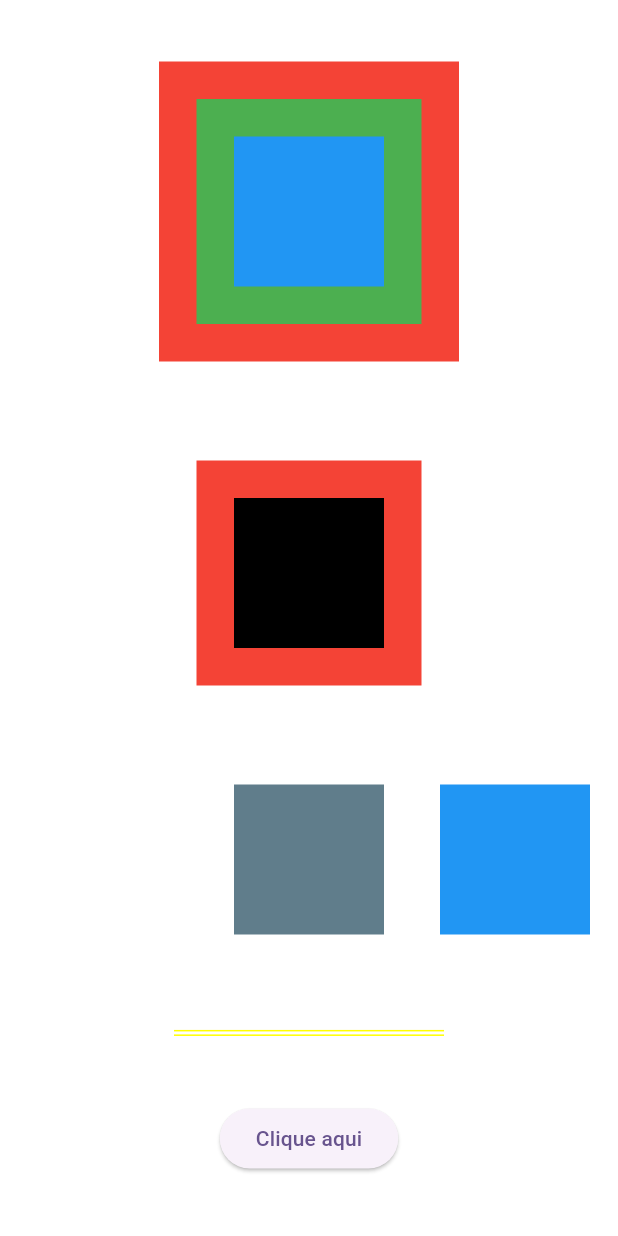
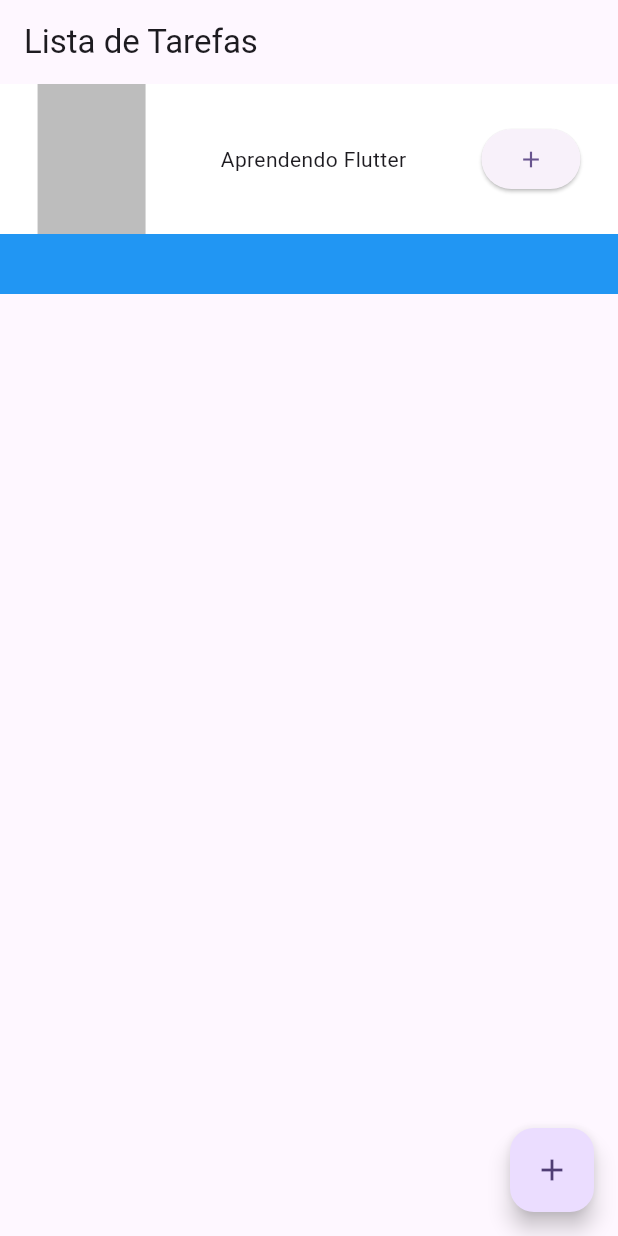
Before and after one commit to DanielBrown1998/lista_tarefas_alura_2025, a Flutter app: the screen it shows after launch, on a phone screen of 412 x 824 dp. Run offline on Flutter 3.47's test engine with Material 3 defaults, Android fonts, the phone set to English and light mode, and no system bars.

Commit message:
Refactor main.dart to update app title and redesign UI with a new layout for task list

```diff
--- a/lib/main.dart
+++ b/lib/main.dart
@@ -10,98 +10,50 @@ class MyApp extends StatelessWidget {
   @override
   Widget build(BuildContext context) {
     return MaterialApp(
-      title: 'Flutter Demo',
+      title: 'Flutter Alura',
       theme: ThemeData(
         colorScheme: ColorScheme.fromSeed(seedColor: Colors.deepPurple),
         useMaterial3: true,
       ),
-      home: Container(
-        child: Column(
-          mainAxisAlignment: MainAxisAlignment.spaceEvenly,
-          crossAxisAlignment: CrossAxisAlignment.center,
-          children: [
-            Stack(
-              alignment: AlignmentDirectional.center,
+      home: Scaffold(
+        appBar: AppBar(
+          title: const Text('Lista de Tarefas'),
+        ),
+        body: Container(
+          color: Colors.black,
+          child: Stack(
             children: [
               Container(
-                  height: 200,
-                  width: 200,
-                  color: Colors.red,
+                color: Colors.blue,
+                height: 140,
               ),
               Container(
-                  height: 150,
-                  width: 150,
-                  color: Colors.green,
+                color: Colors.white,
+                height: 100,
+                child: Row(
+                  mainAxisAlignment: MainAxisAlignment.spaceAround,
+                  children: [
+                    Container(
+                      color: Colors.black26,
+                      height: 100,
+                      width: 72,
                     ),
-                Container(
-                  height: 100,
-                  width: 100,
-                  color: Colors.blue,
+                    Text("Aprendendo Flutter"),
+                    ElevatedButton(
+                      onPressed: () {},
+                      child: const Icon(Icons.add),
                     ),
                   ],
                   ),
-            Stack(
-              alignment: AlignmentDirectional.center,
-              children: [
-                Container(
-                  height: 200,
-                  width: 200,
-                  color: Colors.white,
-                ),
-                Container(
-                  height: 150,
-                  width: 150,
-                  color: Colors.red,
-                ),
-                Container(
-                  height: 100,
-                  width: 100,
-                  color: Colors.black,
               ),
             ],
           ),
-            Row(
-              mainAxisAlignment: MainAxisAlignment.spaceAround,
-              crossAxisAlignment: CrossAxisAlignment.center,
-              children: [
-                Container(
-                  height: 100,
-                  width: 100,
-                  color: Colors.white,
         ),
-                Container(
-                  height: 100,
-                  width: 100,
-                  color: Colors.blueGrey,
-                ),
-                Container(
-                  height: 100,
-                  width: 100,
-                  color: Colors.blue,
-                ),
-              ],
-            ),
-            Container(
-              alignment: Alignment.center,
-              width: 300,
-              height: 30,
-              child: Text(
-                "Codando FLutter",
-                style: TextStyle(
-                  color: Colors.white,
-                  fontSize: 20,
-                  fontWeight: FontWeight.bold,
-                ),
-                textAlign: TextAlign.center,
+        floatingActionButton: FloatingActionButton(
+          onPressed: () {},
+          child: const Icon(Icons.add),
           ),
       ),
-            ElevatedButton(
-              onPressed: () => print("Clicou"),
-              child: Text("Clique aqui"),
-            ),
-          ],
-        )
-      )
     );
   }
 }
```
Lines whose indentation alone changed are shown as unchanged.
